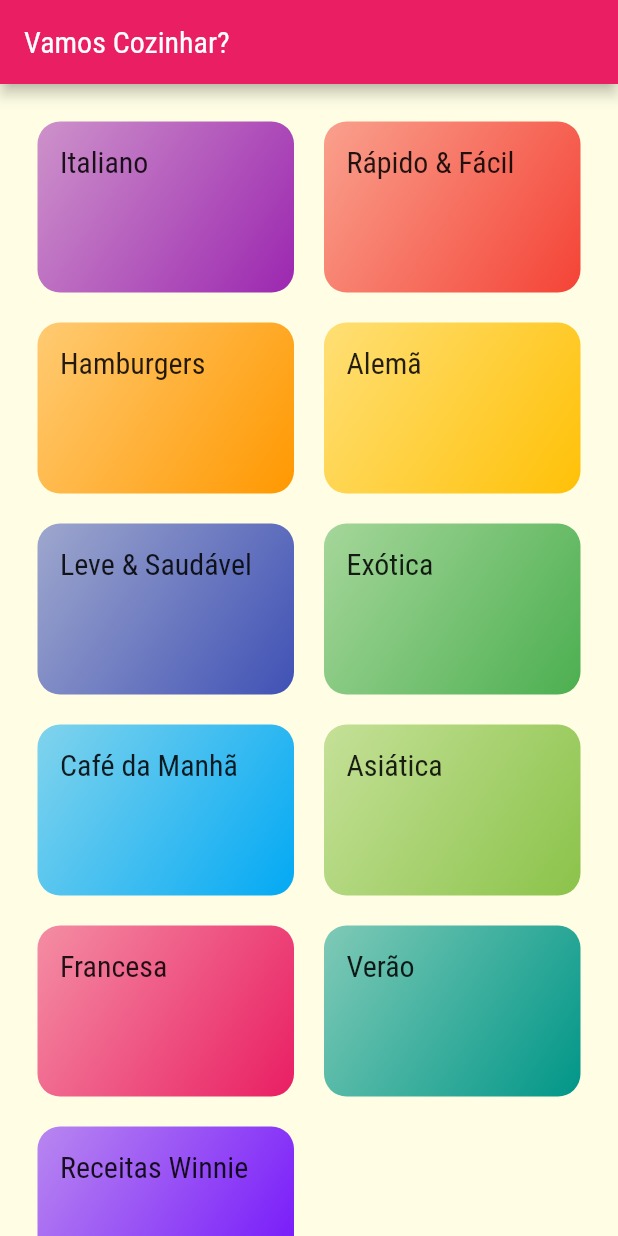
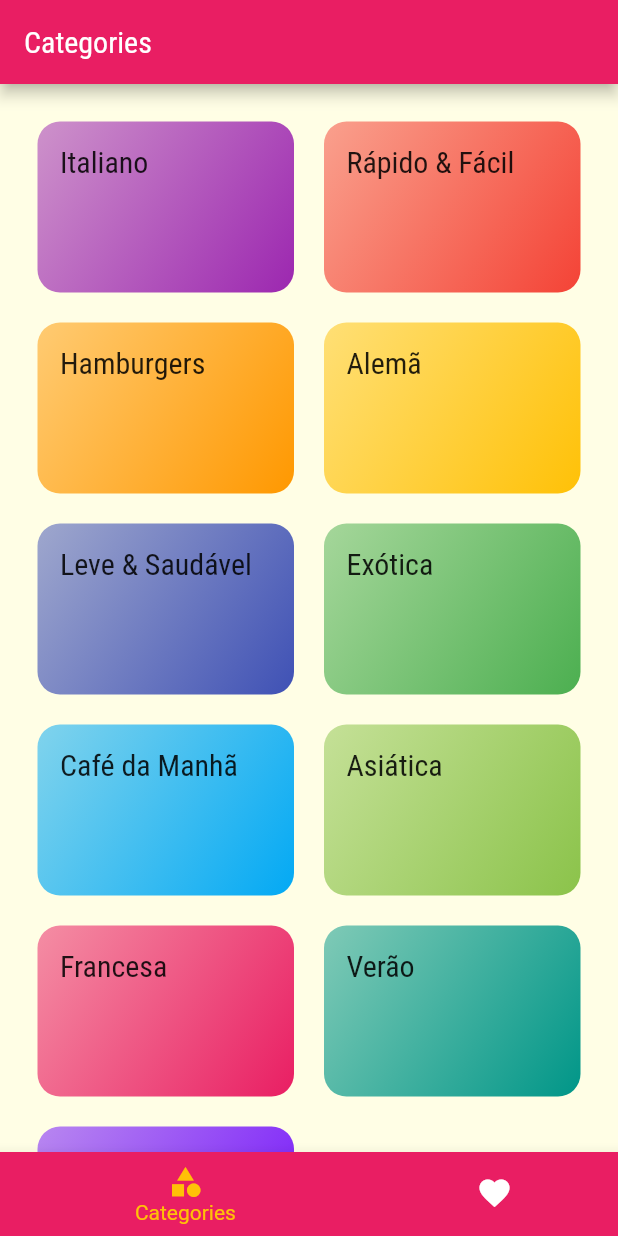
Before and after one commit to nahtanPNG/curso-flutter-udemy, a Flutter app: the screen it shows after launch, on a phone screen of 412 x 824 dp. Run offline on Flutter 3.47's test engine with Material 2 defaults, Android fonts, the phone set to English and light mode, and no system bars.

Commit message:
Tela de Receitas e Refeições

```diff
--- a/Flutter/Navegação & Multiplas Telas/vamos_cozinhar/lib/main.dart
+++ b/Flutter/Navegação & Multiplas Telas/vamos_cozinhar/lib/main.dart
@@ -1,5 +1,7 @@
 import 'package:flutter/material.dart';
 
+import 'screens/tabs_screen.dart';
+import 'package:vamos_cozinhar/screens/meal_recipe_screen.dart';
 import 'screens/categories_screen.dart';
 import 'screens/categories_meals_screen.dart';
 import 'utils/app_routes.dart';
@@ -25,9 +27,21 @@ class MyApp extends StatelessWidget {
       ),
       routes: {
         //Estabelecendo rotas
-        AppRoutes.HOME: (ctx) => CategoriesScreen(), //Home -> /
+        AppRoutes.HOME: (ctx) => TabsScreen(), //Home -> /
         AppRoutes.CATEGORIES_MEALS: (ctx) => CategoriesMealsScreen(),
+        AppRoutes.MEAL_RECIPE: (ctx) => MealRecipeScreen(),
       },
+      // onGenerateRoute: (settings) { -> Criando rotas dinamicas baseada no nome da rota
+      //   if(settings.name == '/alguma-coisa') {
+      //     return null;
+      //   } else {
+      //     return MaterialPageRoute(builder: (_) => CategoriesScreen());
+      //   }
+      // },
+
+      onUnknownRoute: ((settings) { //Cria uma rota caso não exista uma rota definida em routes (acima)
+        return MaterialPageRoute(builder: (_) => CategoriesScreen());
+      }),
     );
   }
 }
--- a/Flutter/Navegação & Multiplas Telas/vamos_cozinhar/lib/screens/categories_meals_screen.dart
+++ b/Flutter/Navegação & Multiplas Telas/vamos_cozinhar/lib/screens/categories_meals_screen.dart
@@ -1,4 +1,5 @@
 import 'package:flutter/material.dart';
+import 'package:vamos_cozinhar/widgets/meal_item.dart';
 
 import '../models/category.dart';
 import '../data/dummy_data.dart';
@@ -20,7 +21,7 @@ class CategoriesMealsScreen extends StatelessWidget {
       body: ListView.builder(
         itemCount: categoryMeals.length,
         itemBuilder: (ctx, index) {
-          return Text(categoryMeals[index].title);
+          return MealItem(categoryMeals[index]);
         },
       ),
     );
--- a/Flutter/Navegação & Multiplas Telas/vamos_cozinhar/lib/screens/categories_screen.dart
+++ b/Flutter/Navegação & Multiplas Telas/vamos_cozinhar/lib/screens/categories_screen.dart
@@ -8,9 +8,6 @@ class CategoriesScreen extends StatelessWidget {
   @override
   Widget build(BuildContext context) {
     return Scaffold(
-      appBar: AppBar(
-        title: Text('Vamos Cozinhar?'),
-      ),
       body: GridView(
         padding: const EdgeInsets.all(25),
         gridDelegate: const SliverGridDelegateWithMaxCrossAxisExtent( //Area que possui um scroll com uma grid
--- /dev/null
+++ b/Flutter/Navegação & Multiplas Telas/vamos_cozinhar/lib/screens/tabs_screen.dart
@@ -0,0 +1,57 @@
+import 'package:flutter/material.dart';
+import 'categories_screen.dart';
+import 'favorite_screen.dart';
+
+class TabsScreen extends StatefulWidget {
+  const TabsScreen({super.key});
+
+  @override
+  State<TabsScreen> createState() => _TabsScreenState();
+}
+
+class _TabsScreenState extends State<TabsScreen> {
+  int _selectedScreenIndex = 0;
+  final List<Map<String, Object>> _screens = [
+    {'title': 'Categories', 'screen': CategoriesScreen()},
+    {'title': 'My favorites', 'screen': FavoriteScren()},
+  ];
+
+  _selectScreen(int index) {
+    setState(() {
+      _selectedScreenIndex = index;
+    });
+  }
+
+  @override
+  Widget build(BuildContext context) {
+    return Scaffold(
+      appBar: AppBar(
+        title: Text(
+          _screens[_selectedScreenIndex]['title'] as String,
+        ),
+      ),
+      body: _screens[_selectedScreenIndex]['screen'] as Widget,
+      bottomNavigationBar: BottomNavigationBar(
+        onTap: _selectScreen,
+        backgroundColor: Theme.of(context).colorScheme.primary,
+        unselectedItemColor: Colors.white,
+        selectedItemColor: Theme.of(context).colorScheme.secondary,
+        currentIndex: _selectedScreenIndex,
+        type: BottomNavigationBarType.shifting,
+        items: [
+          BottomNavigationBarItem(
+              backgroundColor: Theme.of(context).colorScheme.primary,
+              icon: const Icon(
+                Icons.category,
+              ),
+              label: 'Categories'),
+          BottomNavigationBarItem(
+            backgroundColor: Theme.of(context).colorScheme.primary,
+            icon: const Icon(Icons.favorite),
+            label: 'Favorites',
+          ),
+        ],
+      ),
+    );
+  }
+}
--- a/Flutter/Navegação & Multiplas Telas/vamos_cozinhar/lib/utils/app_routes.dart
+++ b/Flutter/Navegação & Multiplas Telas/vamos_cozinhar/lib/utils/app_routes.dart
@@ -1,4 +1,6 @@
 class AppRoutes {
   static const HOME = '/';
   static const CATEGORIES_MEALS = '/categories-meals';
+  static const MEAL_RECIPE = '/meal-recipe';
+
 }
```
Also changed, not shown: Flutter/Navegação & Multiplas Telas/vamos_cozinhar/lib/models/meal.dart (+28 -3 lines), Flutter/Navegação & Multiplas Telas/vamos_cozinhar/lib/screens/favorite_screen.dart (added, +12 -0 lines), Flutter/Navegação & Multiplas Telas/vamos_cozinhar/lib/screens/meal_recipe_screen.dart (added, +93 -0 lines), Flutter/Navegação & Multiplas Telas/vamos_cozinhar/lib/widgets/meal_item.dart (added, +100 -0 lines).
